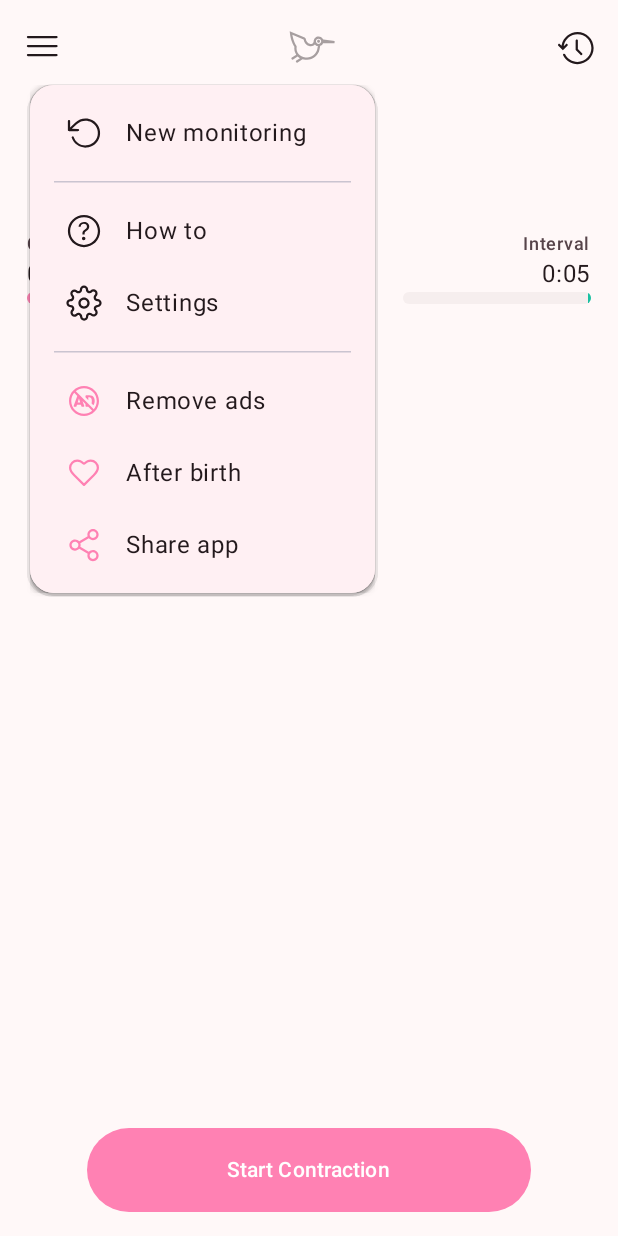
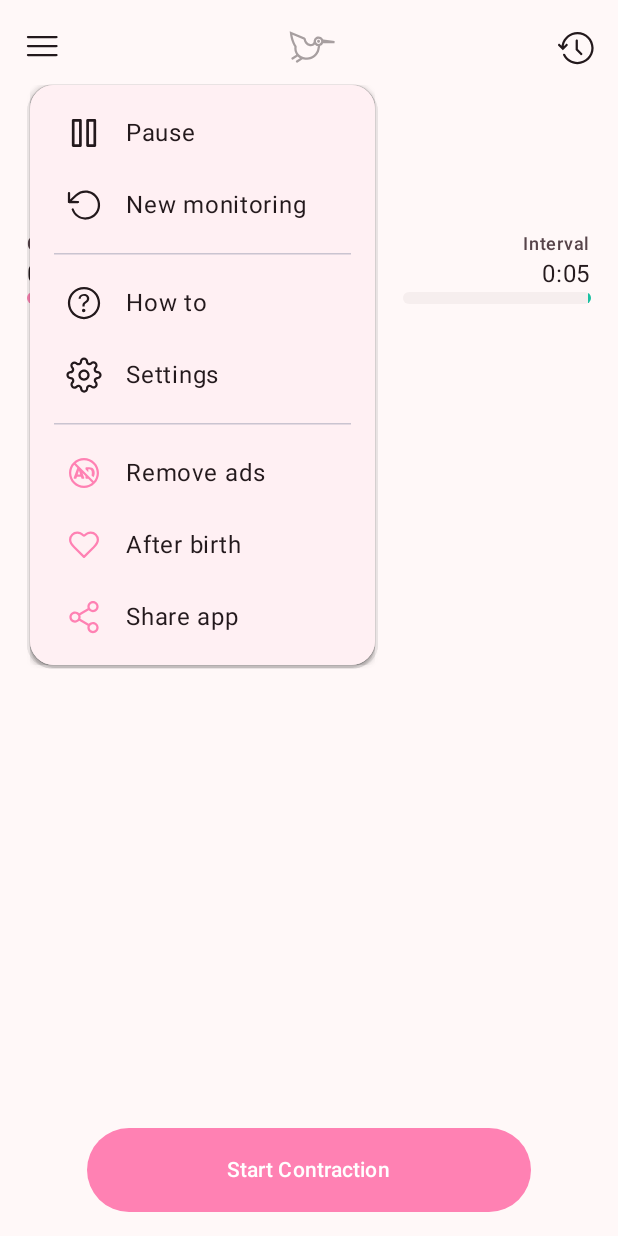
Before and after one commit to machy179/Storky, an Android app built with Jetpack Compose: the HomeScreen screen opened through its navigation route, after a tap on "Menu", on a phone screen of 412 x 824 dp. Run offline under Robolectric (Android 15) with nearby library versions, the phone set to English and light mode, and no system bars; our stand-ins replace AdMob, Dagger/Hilt's generated code; libraries missing offline, so code that uses them is left out: com.android.billingclient; 5 statements that could not run were skipped; 3 other taps on this screen came first.

Commit message:
Some UI bugs repaired

```diff
--- a/app/src/main/java/com/tappytaps/android/storky/components/NativeAd.kt
+++ b/app/src/main/java/com/tappytaps/android/storky/components/NativeAd.kt
@@ -19,6 +19,7 @@ import com.google.android.gms.ads.*
 import com.google.android.gms.ads.nativead.NativeAd
 import com.google.android.gms.ads.nativead.NativeAdOptions
 import com.tappytaps.android.storky.BuildConfig
+import com.tappytaps.android.storky.ui.theme.AdsBackgroundColor
 import com.tappytaps.android.storky.utils.Constants
 
 @Composable
@@ -43,7 +44,7 @@ fun StorkyNativeAdView() {
         adLoader.loadAd(AdRequest.Builder().build())
     }
 
-    val backgroundColor = if (nativeAd != null) MaterialTheme.colorScheme.surfaceContainerLow else Color.Transparent
+    var backgroundColor = if (nativeAd != null) MaterialTheme.colorScheme.surfaceContainerLow else AdsBackgroundColor
 
     Box(
         modifier = Modifier
@@ -53,6 +54,7 @@ fun StorkyNativeAdView() {
             .background(backgroundColor, shape = RoundedCornerShape(16.dp))
     ) {
         if (nativeAd != null) {
+            backgroundColor = if (nativeAd != null) MaterialTheme.colorScheme.surfaceContainerLow else Color.Transparent
             nativeAd?.let { ad ->
                 Row(
                     modifier = Modifier
--- a/app/src/main/java/com/tappytaps/android/storky/screens/home/MainScreen.kt
+++ b/app/src/main/java/com/tappytaps/android/storky/screens/home/MainScreen.kt
@@ -95,7 +95,7 @@ fun MainScreen(
                 intervalBetweenTextSetting = convertSecondsToTimeString2(lengthOfInterval),
                 navController = navController,
                 backgroundColor = MaterialTheme.colorScheme.background,
-                pauseIconVisible = !pauseStopWatch &&  !(contractionsList.isNullOrEmpty()) && isRunning.value,
+                pauseIconVisible = !pauseStopWatch && isRunning.value,
                 intervalContractionTextCurrent = if (averageContractionLength != 0) convertSecondsToTimeString2(
                     averageContractionLength
                 ) else "-:--",
```
